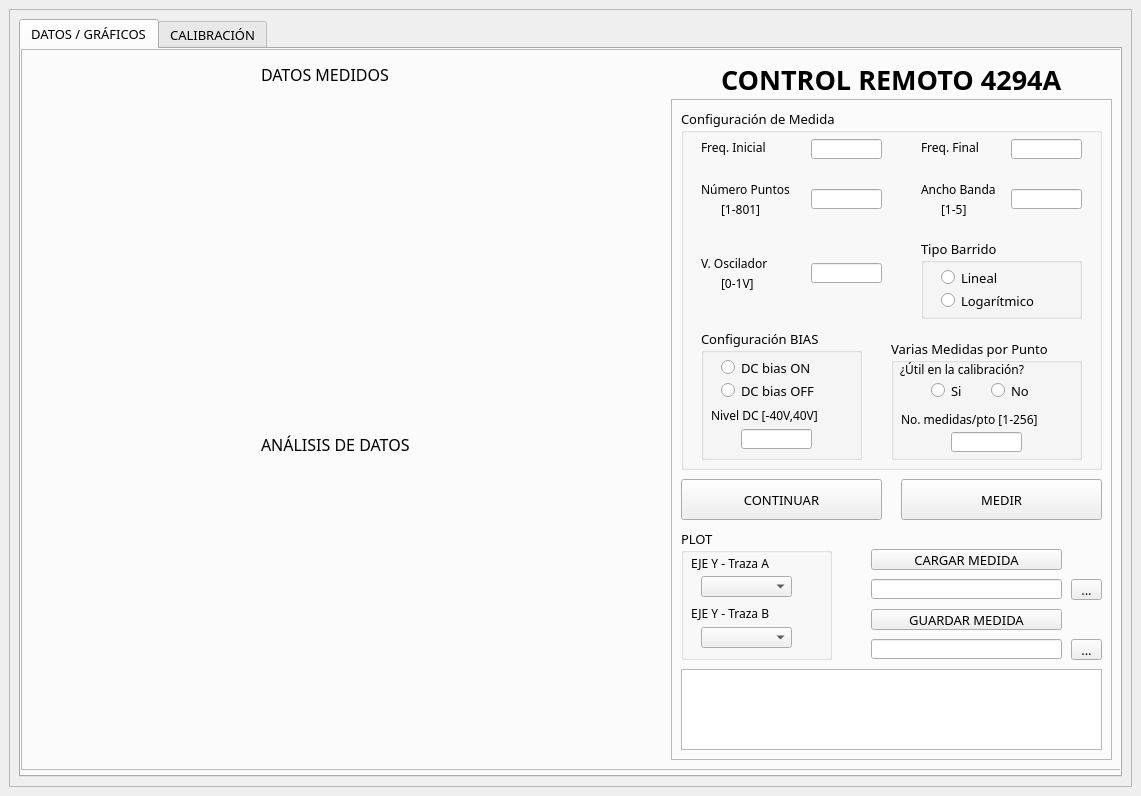
Old version of the form MIOPATIA.ui in the repository rgadea-girones/alimentos.
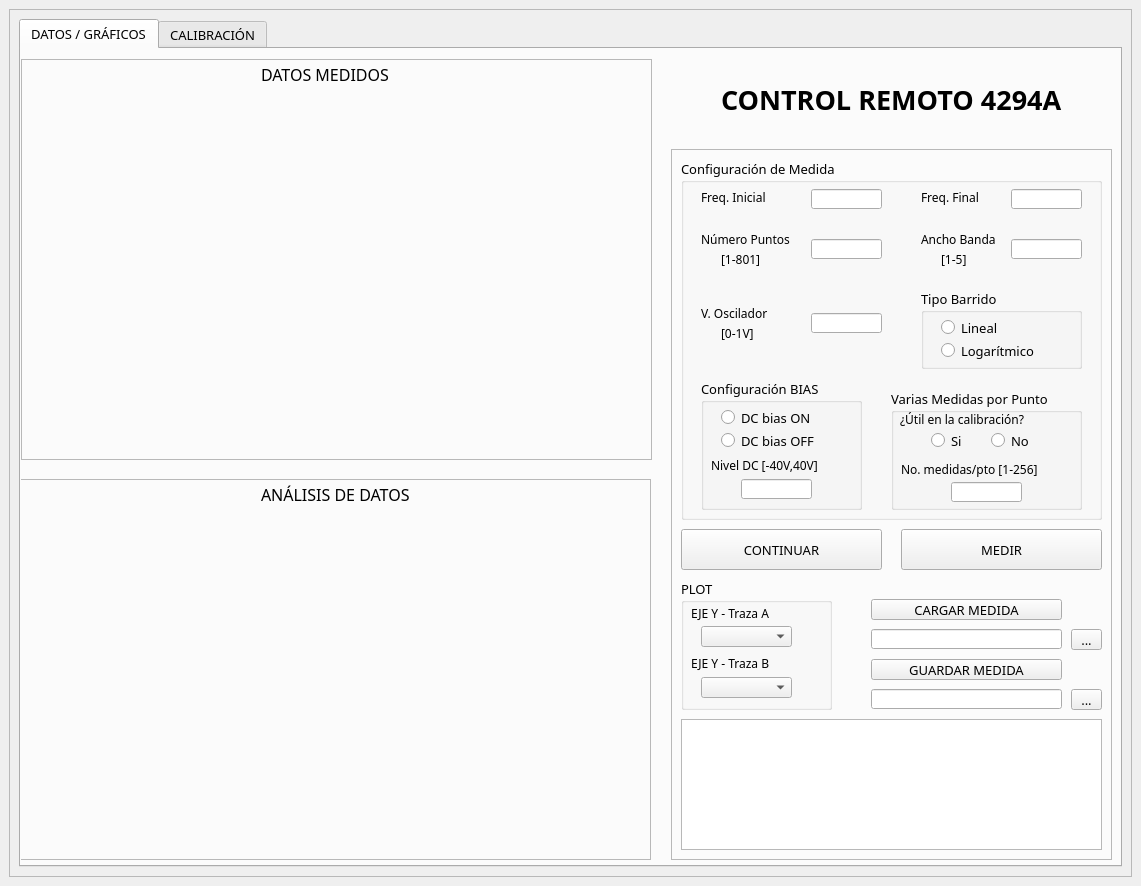
New version of the form. Icons and pictures are not drawn.

```diff
--- a/MIOPATIA.ui
+++ b/MIOPATIA.ui
@@ -7,13 +7,19 @@
     <x>0</x>
     <y>0</y>
     <width>1141</width>
-    <height>796</height>
+    <height>886</height>
    </rect>
   </property>
   <property name="minimumSize">
    <size>
-    <width>1000</width>
-    <height>600</height>
+    <width>1141</width>
+    <height>886</height>
+   </size>
+  </property>
+  <property name="maximumSize">
+   <size>
+    <width>1141</width>
+    <height>886</height>
    </size>
   </property>
   <property name="font">
@@ -67,10 +73,10 @@
           <widget class="QFrame" name="frame_plot_3">
            <property name="geometry">
             <rect>
-             <x>0</x>
-             <y>0</y>
-             <width>1101</width>
-             <height>721</height>
+             <x>-1</x>
+             <y>430</y>
+             <width>631</width>
+             <height>381</height>
             </rect>
            </property>
            <property name="frameShape">
@@ -79,35 +85,115 @@
            <property name="frameShadow">
             <enum>QFrame::Raised</enum>
            </property>
-           <widget class="QWidget" name="verticalLayoutWidget">
-            <property name="geometry">
-             <rect>
-              <x>0</x>
-              <y>40</y>
-              <width>631</width>
-              <height>330</height>
-             </rect>
-            </property>
-            <layout class="QVBoxLayout" name="verticalLayout"/>
-           </widget>
            <widget class="QWidget" name="verticalLayoutWidget_2">
             <property name="geometry">
              <rect>
+              <x>10</x>
+              <y>30</y>
+              <width>611</width>
+              <height>351</height>
+             </rect>
+            </property>
+            <layout class="QVBoxLayout" name="mpl_2"/>
+           </widget>
+          </widget>
+          <widget class="QLabel" name="label_4">
+           <property name="geometry">
+            <rect>
+             <x>240</x>
+             <y>430</y>
+             <width>171</width>
+             <height>31</height>
+            </rect>
+           </property>
+           <property name="font">
+            <font>
+             <family>Courier 10 Pitch</family>
+             <pointsize>12</pointsize>
+             <weight>50</weight>
+             <bold>false</bold>
+            </font>
+           </property>
+           <property name="text">
+            <string>ANÁLISIS DE DATOS</string>
+           </property>
+          </widget>
+          <widget class="QLabel" name="label_3">
+           <property name="geometry">
+            <rect>
+             <x>240</x>
+             <y>10</y>
+             <width>141</width>
+             <height>31</height>
+            </rect>
+           </property>
+           <property name="font">
+            <font>
+             <family>Courier 10 Pitch</family>
+             <pointsize>12</pointsize>
+             <weight>50</weight>
+             <bold>false</bold>
+            </font>
+           </property>
+           <property name="text">
+            <string>DATOS MEDIDOS</string>
+           </property>
+          </widget>
+          <widget class="QFrame" name="frame_2">
+           <property name="geometry">
+            <rect>
               <x>0</x>
-              <y>410</y>
+             <y>10</y>
               <width>631</width>
-              <height>300</height>
-             </rect>
-            </property>
-            <layout class="QVBoxLayout" name="verticalLayout_2"/>
+             <height>401</height>
+            </rect>
+           </property>
+           <property name="frameShape">
+            <enum>QFrame::StyledPanel</enum>
+           </property>
+           <property name="frameShadow">
+            <enum>QFrame::Raised</enum>
+           </property>
+           <widget class="QWidget" name="verticalLayoutWidget">
+            <property name="geometry">
+             <rect>
+              <x>10</x>
+              <y>30</y>
+              <width>611</width>
+              <height>371</height>
+             </rect>
+            </property>
+            <layout class="QVBoxLayout" name="mpl_1"/>
+           </widget>
+          </widget>
+          <widget class="QLabel" name="label">
+           <property name="geometry">
+            <rect>
+             <x>700</x>
+             <y>30</y>
+             <width>341</width>
+             <height>41</height>
+            </rect>
+           </property>
+           <property name="font">
+            <font>
+             <family>Courier 10 Pitch</family>
+             <pointsize>20</pointsize>
+             <weight>75</weight>
+             <bold>true</bold>
+            </font>
+           </property>
+           <property name="text">
+            <string>CONTROL REMOTO 4294A</string>
+           </property>
            </widget>
            <widget class="QFrame" name="frame_4">
             <property name="geometry">
              <rect>
               <x>650</x>
-              <y>50</y>
+             <y>100</y>
               <width>441</width>
-              <height>661</height>
+             <height>711</height>
              </rect>
             </property>
             <property name="minimumSize">
@@ -119,7 +205,7 @@
             <property name="maximumSize">
              <size>
               <width>441</width>
-              <height>700</height>
+             <height>750</height>
              </size>
             </property>
             <property name="frameShape">
@@ -153,7 +239,7 @@
                </rect>
               </property>
               <property name="readOnly">
-               <bool>true</bool>
+              <bool>false</bool>
               </property>
              </widget>
              <widget class="QLineEdit" name="n_puntos">
@@ -166,7 +252,7 @@
                </rect>
               </property>
               <property name="readOnly">
-               <bool>true</bool>
+              <bool>false</bool>
               </property>
              </widget>
              <widget class="QLabel" name="label_42">
@@ -236,7 +322,7 @@
                </rect>
               </property>
               <property name="readOnly">
-               <bool>true</bool>
+              <bool>false</bool>
               </property>
              </widget>
              <widget class="QLabel" name="label_43">
@@ -268,7 +354,7 @@
                </rect>
               </property>
               <property name="readOnly">
-               <bool>true</bool>
+              <bool>false</bool>
               </property>
              </widget>
              <widget class="QLabel" name="label_50">
@@ -357,7 +443,7 @@
                </rect>
               </property>
               <property name="readOnly">
-               <bool>true</bool>
+              <bool>false</bool>
               </property>
              </widget>
              <widget class="QGroupBox" name="groupBox">
@@ -411,6 +497,9 @@
               <property name="title">
                <string>Configuración BIAS</string>
               </property>
+             <property name="checkable">
+              <bool>false</bool>
+             </property>
               <widget class="QRadioButton" name="radioButton_DC_OFF">
                <property name="geometry">
                 <rect>
@@ -466,7 +555,7 @@
                 </rect>
                </property>
                <property name="readOnly">
-                <bool>true</bool>
+               <bool>false</bool>
                </property>
               </widget>
              </widget>
@@ -556,7 +645,7 @@
                 </rect>
                </property>
                <property name="readOnly">
-                <bool>true</bool>
+               <bool>false</bool>
                </property>
               </widget>
              </widget>
@@ -687,10 +776,10 @@
               </rect>
              </property>
              <property name="readOnly">
-              <bool>true</bool>
-             </property>
-            </widget>
-            <widget class="QPushButton" name="go_LIN_b_3">
+             <bool>false</bool>
+            </property>
+           </widget>
+           <widget class="QPushButton" name="LOAD_M">
              <property name="geometry">
               <rect>
                <x>200</x>
@@ -713,7 +802,7 @@
               </rect>
              </property>
              <property name="readOnly">
-              <bool>true</bool>
+             <bool>false</bool>
              </property>
             </widget>
             <widget class="QToolButton" name="toolButton_save">
@@ -748,72 +837,8 @@
                <x>10</x>
                <y>570</y>
                <width>421</width>
-               <height>81</height>
-              </rect>
-             </property>
-            </widget>
-           </widget>
-           <widget class="QLabel" name="label">
-            <property name="geometry">
-             <rect>
-              <x>700</x>
-              <y>10</y>
-              <width>341</width>
-              <height>41</height>
-             </rect>
-            </property>
-            <property name="font">
-             <font>
-              <family>Courier 10 Pitch</family>
-              <pointsize>20</pointsize>
-              <weight>75</weight>
-              <bold>true</bold>
-             </font>
-            </property>
-            <property name="text">
-             <string>CONTROL REMOTO 4294A</string>
-            </property>
-           </widget>
-           <widget class="QLabel" name="label_3">
-            <property name="geometry">
-             <rect>
-              <x>240</x>
-              <y>10</y>
-              <width>141</width>
-              <height>31</height>
-             </rect>
-            </property>
-            <property name="font">
-             <font>
-              <family>Courier 10 Pitch</family>
-              <pointsize>12</pointsize>
-              <weight>50</weight>
-              <bold>false</bold>
-             </font>
-            </property>
-            <property name="text">
-             <string>DATOS MEDIDOS</string>
-            </property>
-           </widget>
-           <widget class="QLabel" name="label_4">
-            <property name="geometry">
-             <rect>
-              <x>240</x>
-              <y>380</y>
-              <width>171</width>
-              <height>31</height>
-             </rect>
-            </property>
-            <property name="font">
-             <font>
-              <family>Courier 10 Pitch</family>
-              <pointsize>12</pointsize>
-              <weight>50</weight>
-              <bold>false</bold>
-             </font>
-            </property>
-            <property name="text">
-             <string>ANÁLISIS DE DATOS</string>
+              <height>131</height>
+             </rect>
             </property>
            </widget>
           </widget>
```
Left out of the diff: 54 changed lines with no effect on the pictures. Lines whose indentation alone changed are shown as unchanged.
